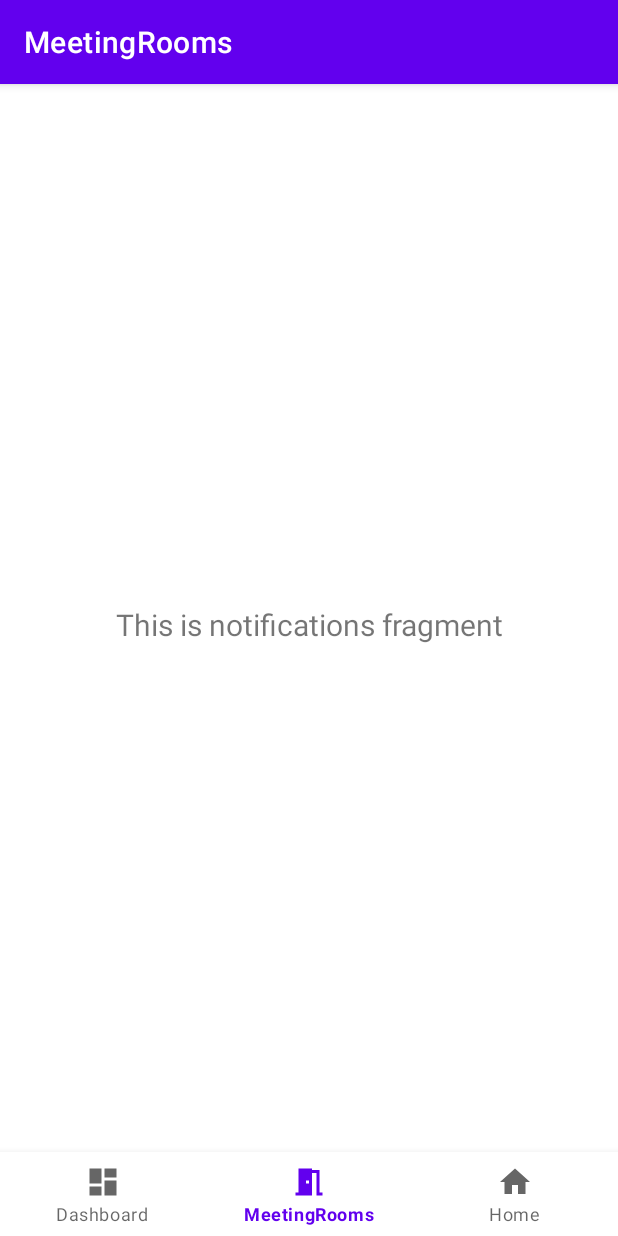
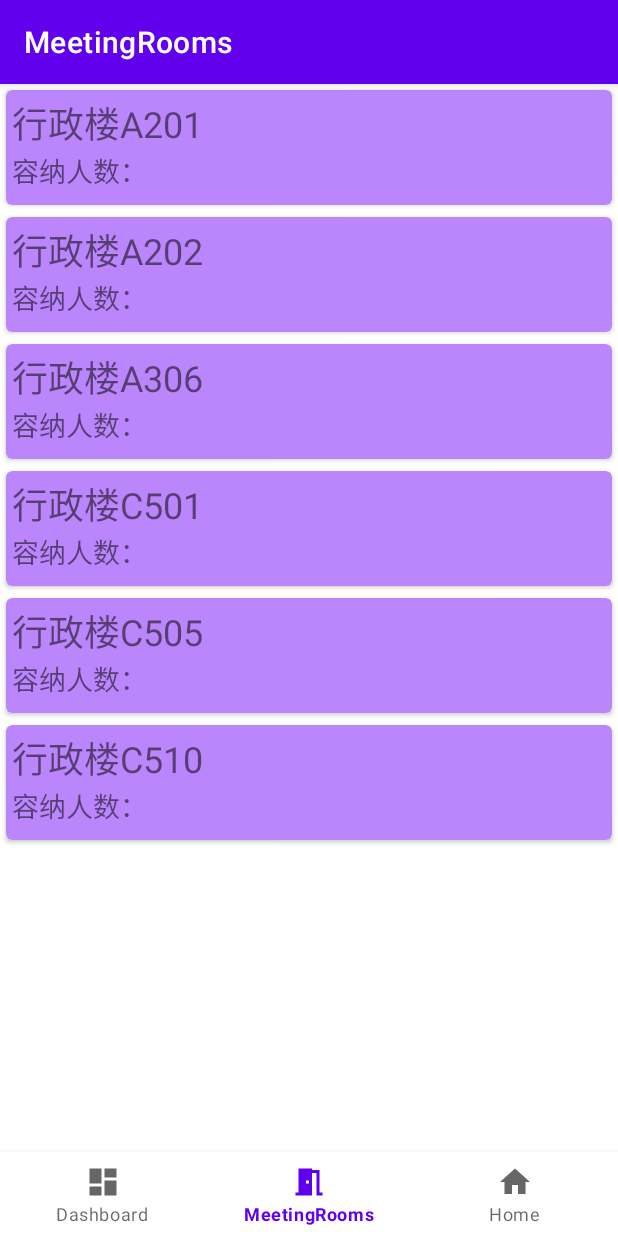
Before and after one commit to xmu-android-basics/MAD21-iReserve, an Android app: the screen it shows after launch (MainActivity), item 2 of the bottom bar chosen, on a phone screen of 412 x 824 dp. Run offline under Robolectric (Android 15) with nearby library versions, the phone set to English and light mode, and no system bars; our stand-ins replace navigation-ui.

Commit message:
show demo meetingroom list.

```diff
--- a/app/src/main/java/io/github/xmu_android_basics/ireserve/data/Demo.java
+++ b/app/src/main/java/io/github/xmu_android_basics/ireserve/data/Demo.java
@@ -3,10 +3,13 @@ package io.github.xmu_android_basics.ireserve.data;
 import java.util.ArrayList;
 import java.util.List;
 
+import io.github.xmu_android_basics.ireserve.data.model.MeetingRoom;
 import io.github.xmu_android_basics.ireserve.data.model.Reservation;
 
 public class Demo {
     private static final List<Reservation> _reservationList = new ArrayList<>();
+
+    private static final List<MeetingRoom> _meetingRoomList = new ArrayList<>();
 
     public static List<Reservation> getReservationList() {
         final String TIME_START = "8:00";
@@ -22,4 +25,17 @@ public class Demo {
 
         return _reservationList;
     }
+
+    public static List<MeetingRoom> getMeetingRoomList() {
+        if (_meetingRoomList.size() == 0) {
+            _meetingRoomList.add(new MeetingRoom("行政楼A201"));
+            _meetingRoomList.add(new MeetingRoom("行政楼A202"));
+            _meetingRoomList.add(new MeetingRoom("行政楼A306"));
+            _meetingRoomList.add(new MeetingRoom("行政楼C501"));
+            _meetingRoomList.add(new MeetingRoom("行政楼C505"));
+            _meetingRoomList.add(new MeetingRoom("行政楼C510"));
+        }
+
+        return _meetingRoomList;
+    }
 }
--- /dev/null
+++ b/app/src/main/java/io/github/xmu_android_basics/ireserve/data/model/MeetingRoom.java
@@ -0,0 +1,50 @@
+package io.github.xmu_android_basics.ireserve.data.model;
+
+import androidx.annotation.Nullable;
+
+public class MeetingRoom {
+    private final long id;
+    private String name;
+    private String location;
+    private int capacity;
+    private String devices;
+
+    public MeetingRoom(String name, int capacity, String devices) {
+        this.name = name;
+        this.capacity = capacity;
+        this.devices = devices;
+        this.id = name.hashCode();
+    }
+
+    public MeetingRoom(String name) {
+        this(name, 0, "");
+    }
+
+    public long getId() {
+        return id;
+    }
+
+    public String getName() {
+        return name;
+    }
+
+    public String getLocation() {
+        return location;
+    }
+
+    public int getCapacity() {
+        return capacity;
+    }
+
+    public String getDevices() {
+        return devices;
+    }
+
+    @Override
+    public boolean equals(@Nullable Object obj) {
+        if (obj instanceof MeetingRoom) {
+            return this.id == ((MeetingRoom) obj).id;
+        }
+        return false;
+    }
+}
--- a/app/src/main/java/io/github/xmu_android_basics/ireserve/ui/meetingrooms/MeetingRoomsFragment.java
+++ b/app/src/main/java/io/github/xmu_android_basics/ireserve/ui/meetingrooms/MeetingRoomsFragment.java
@@ -4,12 +4,10 @@ import android.os.Bundle;
 import android.view.LayoutInflater;
 import android.view.View;
 import android.view.ViewGroup;
-import android.widget.TextView;
 
 import androidx.annotation.NonNull;
 import androidx.annotation.Nullable;
 import androidx.fragment.app.Fragment;
-import androidx.lifecycle.Observer;
 import androidx.lifecycle.ViewModelProvider;
 
 import io.github.xmu_android_basics.ireserve.databinding.FragmentMeetingRoomsBinding;
@@ -21,20 +19,24 @@ public class MeetingRoomsFragment extends Fragment {
 
     public View onCreateView(@NonNull LayoutInflater inflater,
                              ViewGroup container, Bundle savedInstanceState) {
+        binding = FragmentMeetingRoomsBinding.inflate(inflater, container, false);
+
+        return binding.getRoot();
+    }
+
+    @Override
+    public void onViewCreated(@NonNull View view, @Nullable Bundle savedInstanceState) {
+        super.onViewCreated(view, savedInstanceState);
+
+        MeetingRoomsListAdapter adapter = new MeetingRoomsListAdapter();
+        binding.meetingroomList.setAdapter(adapter);
+
         meetingRoomsViewModel =
                 new ViewModelProvider(this).get(MeetingRoomsViewModel.class);
 
-        binding = FragmentMeetingRoomsBinding.inflate(inflater, container, false);
-        View root = binding.getRoot();
+        meetingRoomsViewModel.getMeetingRoomList().observe(getViewLifecycleOwner(),
+                adapter::submitList);
 
-        final TextView textView = binding.textNotifications;
-        meetingRoomsViewModel.getText().observe(getViewLifecycleOwner(), new Observer<String>() {
-            @Override
-            public void onChanged(@Nullable String s) {
-                textView.setText(s);
-            }
-        });
-        return root;
     }
 
     @Override
--- /dev/null
+++ b/app/src/main/java/io/github/xmu_android_basics/ireserve/ui/meetingrooms/MeetingRoomsListAdapter.java
@@ -0,0 +1,43 @@
+package io.github.xmu_android_basics.ireserve.ui.meetingrooms;
+
+import android.view.ViewGroup;
+
+import androidx.annotation.NonNull;
+import androidx.recyclerview.widget.DiffUtil;
+import androidx.recyclerview.widget.ListAdapter;
+
+import org.jetbrains.annotations.NotNull;
+
+import io.github.xmu_android_basics.ireserve.data.model.MeetingRoom;
+import io.github.xmu_android_basics.ireserve.ui.dashboard.ReservationViewHolder;
+
+public class MeetingRoomsListAdapter extends ListAdapter<MeetingRoom, MeetingRoomsViewHolder> {
+
+    protected MeetingRoomsListAdapter() {
+        super(new MeetingRoomDiff());
+    }
+
+    @Override
+    public MeetingRoomsViewHolder onCreateViewHolder(@NonNull @NotNull ViewGroup parent, int viewType) {
+        return MeetingRoomsViewHolder.create(parent);
+    }
+
+    @Override
+    public void onBindViewHolder(@NonNull @NotNull MeetingRoomsViewHolder holder, int position) {
+        MeetingRoom meetingRoom = getItem(position);
+        holder.bind(meetingRoom);
+    }
+
+    static class MeetingRoomDiff extends DiffUtil.ItemCallback<MeetingRoom> {
+        @Override
+        public boolean areItemsTheSame(@NonNull MeetingRoom oldItem, @NonNull MeetingRoom newItem) {
+            return oldItem == newItem;
+        }
+
+        @Override
+        public boolean areContentsTheSame(@NonNull MeetingRoom oldItem, @NonNull MeetingRoom newItem) {
+            return oldItem.equals(newItem);
+        }
+    }
+
+}
--- /dev/null
+++ b/app/src/main/java/io/github/xmu_android_basics/ireserve/ui/meetingrooms/MeetingRoomsViewHolder.java
@@ -0,0 +1,34 @@
+package io.github.xmu_android_basics.ireserve.ui.meetingrooms;
+
+import android.view.LayoutInflater;
+import android.view.ViewGroup;
+
+import androidx.annotation.NonNull;
+import androidx.recyclerview.widget.RecyclerView;
+
+import io.github.xmu_android_basics.ireserve.data.model.MeetingRoom;
+import io.github.xmu_android_basics.ireserve.databinding.RoomListItemBinding;
+
+public class MeetingRoomsViewHolder extends RecyclerView.ViewHolder {
+    private RoomListItemBinding _binding;
+
+    public MeetingRoomsViewHolder(RoomListItemBinding binding) {
+        super(binding.getRoot());
+
+        _binding = binding;
+    }
+
+    public void bind(MeetingRoom meetingRoom) {
+        _binding.name.setText(meetingRoom.getName());
+        _binding.capacity.setText(String.valueOf(meetingRoom.getCapacity()));
+    }
+
+    public static MeetingRoomsViewHolder create(@NonNull ViewGroup parent) {
+        return new MeetingRoomsViewHolder(
+                RoomListItemBinding.inflate(
+                        LayoutInflater.from(parent.getContext()),
+                        parent,
+                        false)
+        );
+    }
+}
--- a/app/src/main/java/io/github/xmu_android_basics/ireserve/ui/meetingrooms/MeetingRoomsViewModel.java
+++ b/app/src/main/java/io/github/xmu_android_basics/ireserve/ui/meetingrooms/MeetingRoomsViewModel.java
@@ -4,16 +4,21 @@ import androidx.lifecycle.LiveData;
 import androidx.lifecycle.MutableLiveData;
 import androidx.lifecycle.ViewModel;
 
+import java.util.List;
+
+import io.github.xmu_android_basics.ireserve.data.Demo;
+import io.github.xmu_android_basics.ireserve.data.model.MeetingRoom;
+
 public class MeetingRoomsViewModel extends ViewModel {
 
-    private MutableLiveData<String> mText;
+    private final MutableLiveData<List<MeetingRoom>> _meetingRoomList;
 
     public MeetingRoomsViewModel() {
-        mText = new MutableLiveData<>();
-        mText.setValue("This is notifications fragment");
+        _meetingRoomList = new MutableLiveData<>();
+        _meetingRoomList.setValue(Demo.getMeetingRoomList());
     }
 
-    public LiveData<String> getText() {
-        return mText;
+    public LiveData<List<MeetingRoom>> getMeetingRoomList() {
+        return _meetingRoomList;
     }
 }
--- a/app/src/main/res/layout/fragment_meeting_rooms.xml
+++ b/app/src/main/res/layout/fragment_meeting_rooms.xml
@@ -6,17 +6,15 @@
     android:layout_height="match_parent"
     tools:context=".ui.meetingrooms.MeetingRoomsFragment">
 
-    <TextView
-        android:id="@+id/text_notifications"
+    <androidx.recyclerview.widget.RecyclerView
+        android:id="@+id/meetingroom_list"
         android:layout_width="match_parent"
-        android:layout_height="wrap_content"
-        android:layout_marginStart="8dp"
-        android:layout_marginTop="8dp"
-        android:layout_marginEnd="8dp"
-        android:textAlignment="center"
-        android:textSize="20sp"
+        android:layout_height="match_parent"
+        app:layoutManager="androidx.recyclerview.widget.LinearLayoutManager"
         app:layout_constraintBottom_toBottomOf="parent"
         app:layout_constraintEnd_toEndOf="parent"
         app:layout_constraintStart_toStartOf="parent"
-        app:layout_constraintTop_toTopOf="parent" />
+        app:layout_constraintTop_toTopOf="parent"
+        tools:listitem="@layout/room_list_item" />
+
 </androidx.constraintlayout.widget.ConstraintLayout>
--- /dev/null
+++ b/app/src/main/res/layout/room_list_item.xml
@@ -0,0 +1,47 @@
+<?xml version="1.0" encoding="utf-8"?>
+<androidx.cardview.widget.CardView xmlns:android="http://schemas.android.com/apk/res/android"
+    xmlns:app="http://schemas.android.com/apk/res-auto"
+    xmlns:tool="http://schemas.android.com/tools"
+    android:layout_width="match_parent"
+    android:layout_height="wrap_content"
+    android:layout_margin="4dp"
+    app:cardBackgroundColor="@color/purple_200"
+    app:cardCornerRadius="4dp"
+    app:contentPadding="4dp">
+
+    <androidx.constraintlayout.widget.ConstraintLayout
+        android:layout_width="match_parent"
+        android:layout_height="match_parent"
+        app:layout_constraintEnd_toEndOf="parent"
+        app:layout_constraintStart_toStartOf="parent">
+
+        <TextView
+            android:id="@+id/name"
+            android:layout_width="match_parent"
+            android:layout_height="wrap_content"
+            android:textSize="24sp"
+            app:layout_constraintEnd_toEndOf="parent"
+            app:layout_constraintStart_toStartOf="parent"
+            app:layout_constraintTop_toTopOf="parent" />
+
+        <TextView
+            android:layout_width="wrap_content"
+            android:layout_height="wrap_content"
+            android:text="容纳人数："
+            android:textSize="18sp"
+            app:layout_constraintStart_toStartOf="parent"
+            app:layout_constraintTop_toBottomOf="@+id/name"
+            tool:text="8 : 00" />
+
+        <TextView
+            android:id="@+id/capacity"
+            android:layout_width="wrap_content"
+            android:layout_height="wrap_content"
+            android:textAlignment="center"
+            android:textSize="24sp"
+            app:layout_constraintEnd_toStartOf="parent"
+            app:layout_constraintTop_toBottomOf="@+id/name"
+            tool:text="30" />
+    </androidx.constraintlayout.widget.ConstraintLayout>
+
+</androidx.cardview.widget.CardView>
```
